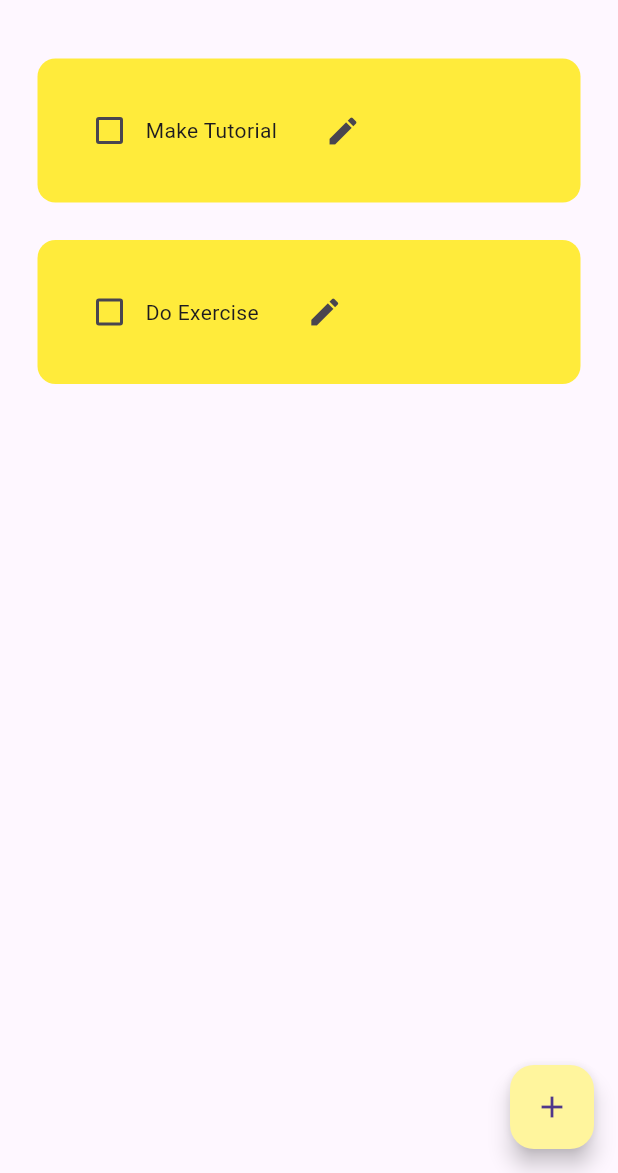
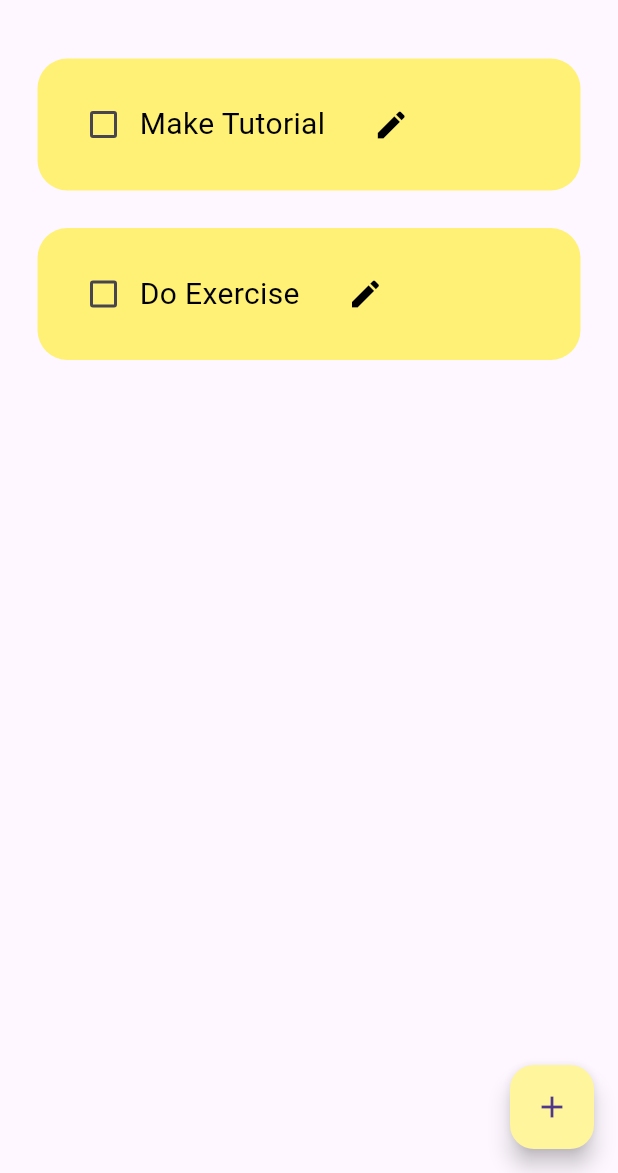
Before and after one commit to mohammedhegazyy/TO_DO_App, a Flutter app: the screen it shows after launch, on a phone screen of 412 x 824 dp, the part 63-1236 px from its top. Run offline on Flutter 3.47's test engine with Material 3 defaults, Android fonts, the phone set to English and light mode, and no system bars; drawn by our look-alikes of flutter_slidable; our stand-ins replace adaptive_theme, hive_flutter; accounts and stored records are empty.

```diff
--- a/taskapp/lib/util/todo_tile.dart
+++ b/taskapp/lib/util/todo_tile.dart
@@ -29,26 +29,28 @@ class ToDoTile extends StatelessWidget {
               onPressed: deleteFunction,
               icon: Icons.delete,
               backgroundColor: Colors.red.shade300,
-              borderRadius: BorderRadius.circular(12),
+              borderRadius: BorderRadius.circular(20),
             )
           ],
         ),
         child: Container(
-          padding: const EdgeInsets.all(24),
+          padding: const EdgeInsets.all(20),
           decoration: BoxDecoration(
-            color: Colors.yellow,
-            borderRadius: BorderRadius.circular(12),
+            color: Colors.yellow[300],
+            borderRadius: BorderRadius.circular(20),
           ),
           child: Row(
             children: [
               Checkbox(
                 value: taskCompleted,
                 onChanged: onChanged,
-                activeColor: Colors.black,
+                activeColor: Colors.red,
               ),
               Text(
                 taskName,
                 style: TextStyle(
+                  fontSize: 20,
+                  color: Colors.black,
                   decoration: taskCompleted
                       ? TextDecoration.lineThrough
                       : TextDecoration.none,
@@ -57,7 +59,10 @@ class ToDoTile extends StatelessWidget {
               Padding(
                 padding: const EdgeInsets.only(left: 20),
                 child: IconButton(
-                    onPressed: editFunction, icon: const Icon(Icons.edit)),
+                  onPressed: editFunction,
+                  icon: const Icon(Icons.edit),
+                  color: Colors.black,
+                ),
               ),
             ],
           ),
```
